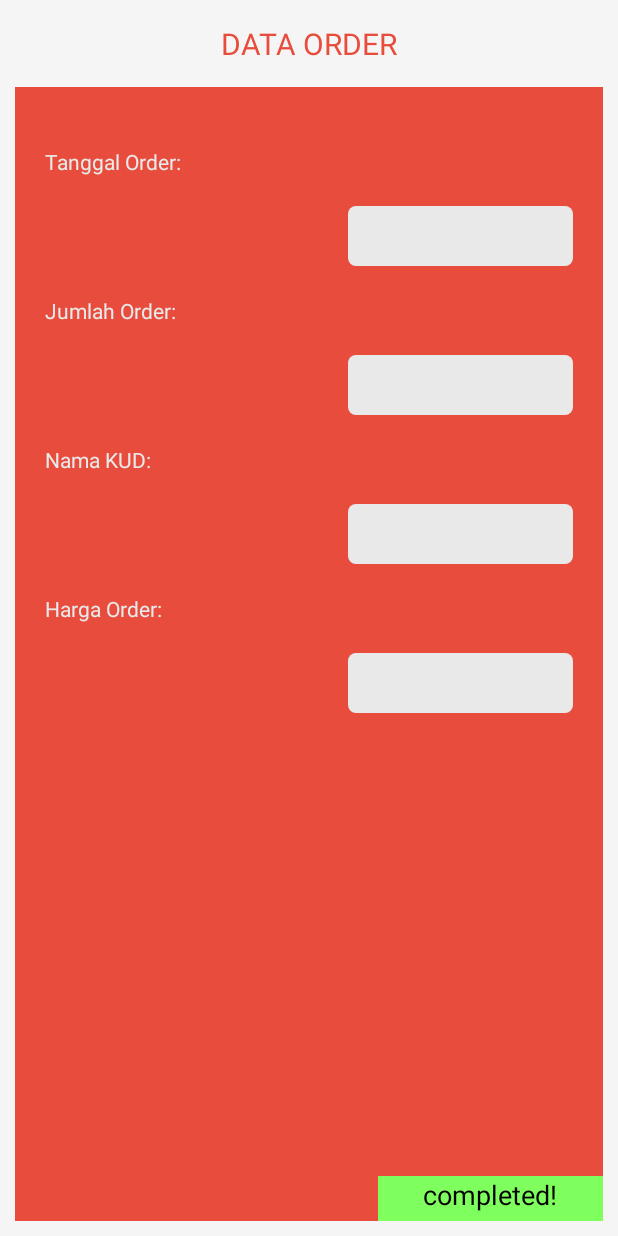
After one commit to whegreen/limakilo, an Android app: the DetailOrderActivity screen opened directly, with no data from a screen before it, on a phone screen of 412 x 824 dp. The commit adds this screen. Run offline under Robolectric (Android 15) with nearby library versions, the phone set to English and light mode, and no system bars.

Commit message:
layout detail order and profile

```diff
--- /dev/null
+++ b/app/src/main/java/com/limakilogram/www/bawang/ui/main/DetailOrderActivity.java
@@ -0,0 +1,18 @@
+package com.limakilogram.www.bawang.ui.main;
+
+import android.app.Activity;
+import android.os.Bundle;
+import android.widget.ListView;
+
+import com.limakilogram.www.bawang.R;
+
+/**
+ * Created by martinluter on 8/22/15.
+ */
+public class DetailOrderActivity extends Activity {
+    @Override
+    protected void onCreate(Bundle savedInstanceState) {
+        super.onCreate(savedInstanceState);
+        setContentView(R.layout.activity_detail_order);
+    }
+}
--- /dev/null
+++ b/app/src/main/res/drawable/rounded_white.xml
@@ -0,0 +1,30 @@
+<?xml version="1.0" encoding="utf-8"?>
+<layer-list xmlns:android="http://schemas.android.com/apk/res/android" >
+
+    <item>
+        <shape android:shape="rectangle" >
+            <corners android:radius="5dp" />
+
+            <solid android:color="#E9E9E9" />
+
+            <size
+                android:height="20dip"
+                android:width="90dip" />
+        </shape>
+    </item>
+    <item android:top="1px"
+        android:bottom="1px"
+        android:left="1px"
+        android:right="1px">
+        <shape android:shape="rectangle" >
+            <corners android:radius="5dp" />
+
+            <solid android:color="#E9E9E9" />
+
+            <size
+                android:height="20dip"
+                android:width="90dip" />
+        </shape>
+    </item>
+
+</layer-list>
--- /dev/null
+++ b/app/src/main/res/layout/activity_detail_order.xml
@@ -0,0 +1,134 @@
+<?xml version="1.0" encoding="utf-8"?>
+<LinearLayout xmlns:android="http://schemas.android.com/apk/res/android"
+    android:layout_width="match_parent"
+    android:layout_height="match_parent"
+    android:gravity="center_horizontal"
+    android:orientation="vertical">
+
+    <TextView
+        android:layout_width="wrap_content"
+        android:layout_height="wrap_content"
+        android:layout_marginBottom="15dp"
+        android:layout_marginTop="15dp"
+        android:text="DATA ORDER"
+        android:textColor="#E74C3C"
+        android:textSize="20sp" />
+
+    <LinearLayout
+        android:layout_width="fill_parent"
+        android:layout_height="fill_parent"
+        android:layout_marginBottom="10dp"
+        android:layout_marginLeft="10dp"
+        android:layout_marginRight="10dp"
+        android:background="#E74C3C"
+        android:orientation="vertical">
+
+        <TextView
+            android:layout_width="wrap_content"
+            android:layout_height="wrap_content"
+            android:layout_marginLeft="20dp"
+            android:layout_marginTop="40dp"
+            android:text="Tanggal Order: "
+            android:textColor="#E9E9E9" />
+
+        <RelativeLayout
+            android:layout_width="wrap_content"
+            android:layout_height="wrap_content">
+
+            <EditText
+                android:layout_width="150dp"
+                android:layout_height="40dp"
+                android:layout_alignParentRight="true"
+                android:layout_marginRight="20dp"
+                android:layout_marginTop="20dp"
+                android:background="@drawable/rounded_white"
+                android:gravity="center_horizontal|center_vertical" />
+        </RelativeLayout>
+
+        <TextView
+            android:layout_width="wrap_content"
+            android:layout_height="wrap_content"
+            android:layout_marginLeft="20dp"
+            android:layout_marginTop="20dp"
+            android:text="Jumlah Order: "
+            android:textColor="#E9E9E9" />
+
+
+        <RelativeLayout
+            android:layout_width="wrap_content"
+            android:layout_height="wrap_content">
+
+            <EditText
+                android:layout_width="150dp"
+                android:layout_height="40dp"
+                android:layout_alignParentRight="true"
+                android:layout_marginRight="20dp"
+                android:layout_marginTop="20dp"
+                android:background="@drawable/rounded_white"
+                android:gravity="center_horizontal|center_vertical" />
+        </RelativeLayout>
+
+        <TextView
+            android:layout_width="wrap_content"
+            android:layout_height="wrap_content"
+            android:layout_marginLeft="20dp"
+            android:layout_marginTop="20dp"
+            android:text="Nama KUD: "
+            android:textColor="#E9E9E9" />
+
+
+        <RelativeLayout
+            android:layout_width="wrap_content"
+            android:layout_height="wrap_content">
+
+            <EditText
+                android:layout_width="150dp"
+                android:layout_height="40dp"
+                android:layout_alignParentRight="true"
+                android:layout_marginRight="20dp"
+                android:layout_marginTop="20dp"
+                android:background="@drawable/rounded_white"
+                android:gravity="center_horizontal|center_vertical" />
+        </RelativeLayout>
+
+        <TextView
+            android:layout_width="wrap_content"
+            android:layout_height="wrap_content"
+            android:layout_marginLeft="20dp"
+            android:layout_marginTop="20dp"
+            android:text="Harga Order: "
+            android:textColor="#E9E9E9" />
+
+
+        <RelativeLayout
+            android:layout_width="wrap_content"
+            android:layout_height="wrap_content">
+
+            <EditText
+                android:layout_width="150dp"
+                android:layout_height="40dp"
+                android:layout_alignParentRight="true"
+                android:layout_marginRight="20dp"
+                android:layout_marginTop="20dp"
+                android:background="@drawable/rounded_white"
+                android:gravity="center_horizontal|center_vertical" />
+        </RelativeLayout>
+
+
+        <RelativeLayout
+            android:layout_width="wrap_content"
+            android:layout_height="wrap_content">
+
+            <EditText
+                android:layout_width="150dp"
+                android:layout_height="30dp"
+                android:layout_alignParentBottom="true"
+                android:layout_alignParentRight="true"
+                android:background="#7FFF5D"
+                android:gravity="center_horizontal"
+                android:text="completed!"
+                android:textColor="#000000" />
+        </RelativeLayout>
+    </LinearLayout>
+
+</LinearLayout>
```
Also changed, not shown: app/src/main/AndroidManifest.xml (+7 -1 lines), app/src/main/java/com/limakilogram/www/bawang/ui/main/OrderListActivity.java (+12 -1 lines), app/src/main/java/com/limakilogram/www/bawang/ui/main/OrderListAdapter.java (+70 -1 lines), app/src/main/java/com/limakilogram/www/bawang/ui/main/OrderModel.java (added, +14 -0 lines), app/src/main/java/com/limakilogram/www/bawang/ui/main/ProfileActivity.java (added, +17 -0 lines), app/src/main/res/drawable/btn_oval_red.xml (added, +9 -0 lines), app/src/main/res/drawable/color_layout_red.xml (added, +19 -0 lines), app/src/main/res/drawable/rounded_red.xml (added, +30 -0 lines), app/src/main/res/layout/activity_5kg.xml (deleted, +0 -15 lines), app/src/main/res/layout/activity_list_order.xml (added, +19 -0 lines), app/src/main/res/layout/activity_profile.xml (added, +92 -0 lines), app/src/main/res/layout/list_item_5kg.xml (deleted, +0 -80 lines), app/src/main/res/layout/list_item_order.xml (added, +92 -0 lines), app/src/main/res/drawable/background.png, 1 other file.
